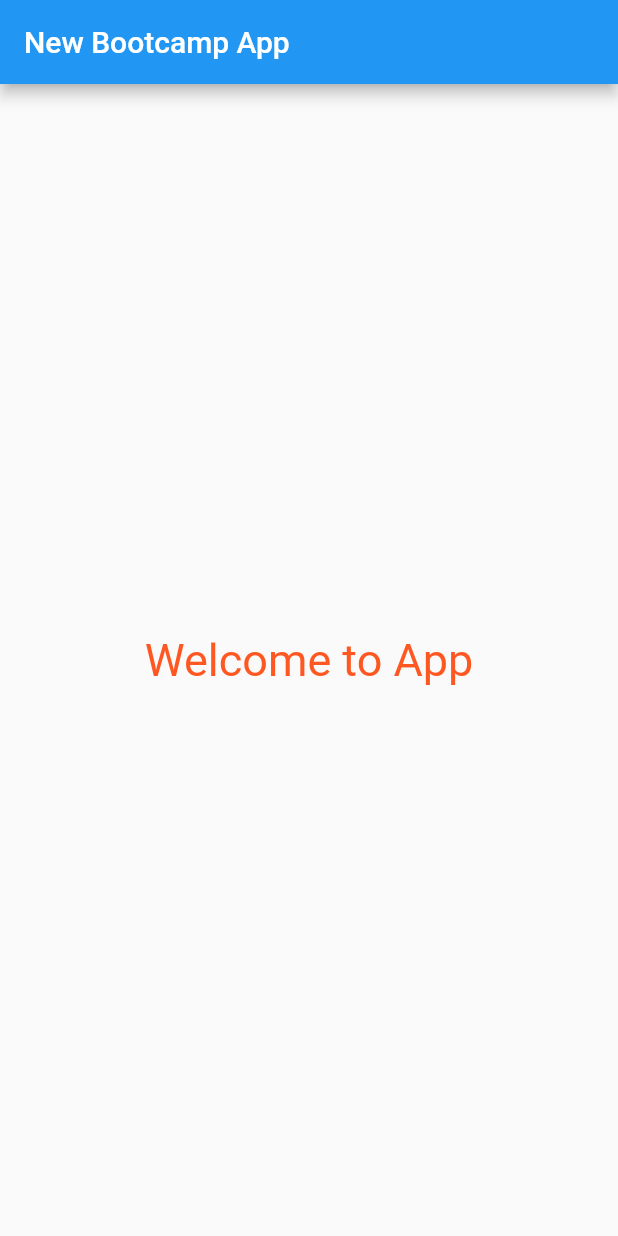
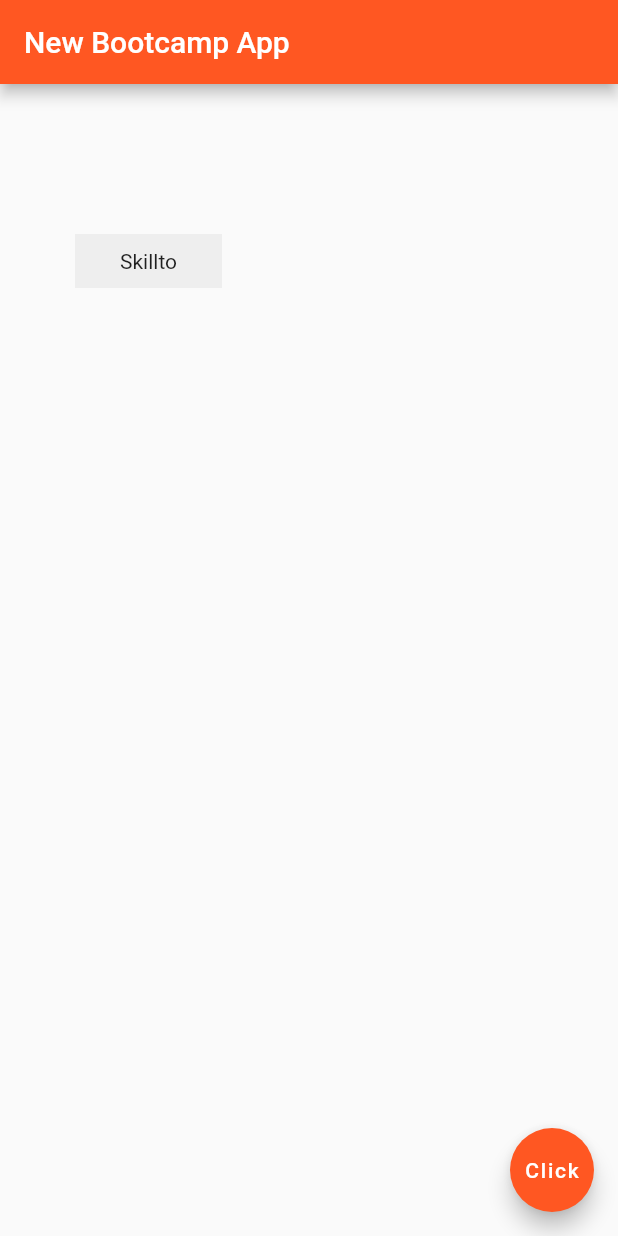
Before and after one commit to gokuldh/flutter_bootcamp, a Flutter app: the screen it shows after launch, on a phone screen of 412 x 824 dp. Run offline on Flutter 3.47's test engine with Material 2 defaults, Android fonts, the phone set to English and light mode, and no system bars.

Commit message:
Day 3 Updated

```diff
--- a/lib/main.dart
+++ b/lib/main.dart
@@ -9,14 +9,25 @@ class FlutterBootcamp extends StatelessWidget{
 
     return MaterialApp(
       title: Strings.apptitle,
-      home: Scaffold(appBar: AppBar(title: Text(Strings.bartitle),),
-      body: Center(
-        child: Text(
-          "Welcome to App",style: TextStyle(
-            color: Colors.deepOrange,
-            fontSize: 30.0),
+      home: Scaffold(
+        appBar: AppBar(
+          title: Text(Strings.bartitle),
+          backgroundColor: Colors.deepOrange,
         ),
-       ),
+      body: Container(
+        color: Colors.grey[200] ,
+        child: Text("Skillto"),
+        padding: EdgeInsets.fromLTRB(30, 10, 30, 10),
+        margin: EdgeInsets.fromLTRB(50, 100, 1, 1),
+        ),
+
+        floatingActionButton: FloatingActionButton(
+          child: Text("Click"),
+          backgroundColor: Colors.deepOrange,
+          onPressed: () {
+            print("Thank you for clicking Me!");
+          },
+        ),
       ),
     );
   }
--- a/pubspec.yaml
+++ b/pubspec.yaml
@@ -48,6 +48,8 @@ flutter:
   # assets:
   #   - images/a_dot_burr.jpeg
   #   - images/a_dot_ham.jpeg
+  assets:
+    - assets/star.jpg
 
   # An image asset can refer to one or more resolution-specific "variants", see
   # https://flutter.dev/assets-and-images/#resolution-aware.
@@ -74,3 +76,7 @@ flutter:
   #
   # For details regarding fonts from package dependencies,
   # see https://flutter.dev/custom-fonts/#from-packages
+  fonts:
+    - family: ArchitectsDaughter
+      fonts:
+        - asset: fonts/ArchitectsDaughter-Regular.ttf
```
Also changed, not shown: assets/star.jpg (added), fonts/ArchitectsDaughter-Regular.ttf (added).
